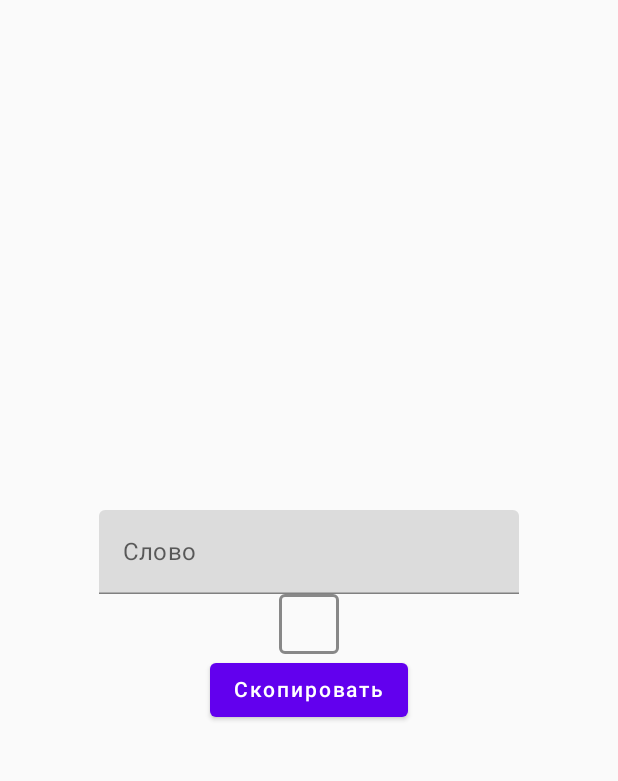
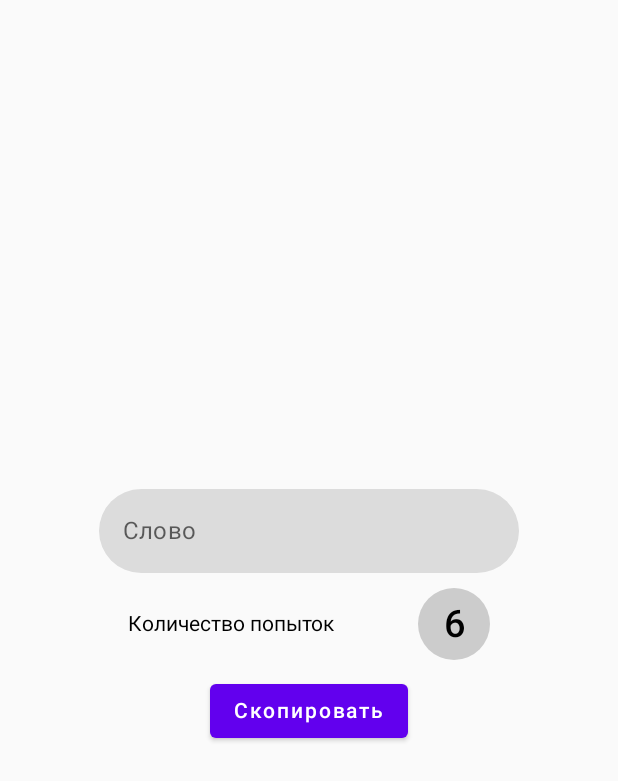
Before and after one commit to marat101/Words, an Android app built with Jetpack Compose: the screen it shows after launch (MainActivity), after a tap on "Скопировать", on a phone screen of 412 x 824 dp. Shown: the top 781 px of the screen. Run offline under Robolectric (Android 15) with nearby library versions, the phone set to English and light mode, and no system bars; our stand-ins replace Room's generated code.

Commit message:
Изменения в создании игры

```diff
--- a/app/src/main/java/ru/marat/words/MainActivity.kt
+++ b/app/src/main/java/ru/marat/words/MainActivity.kt
@@ -1,54 +1,43 @@
 package ru.marat.words
 
+import android.annotation.SuppressLint
 import android.os.Bundle
-import android.util.Log
 import android.widget.Toast
 import androidx.activity.ComponentActivity
 import androidx.activity.compose.setContent
-import androidx.compose.foundation.ExperimentalFoundationApi
-import androidx.compose.foundation.border
 import androidx.compose.foundation.layout.Arrangement
-import androidx.compose.foundation.layout.Box
 import androidx.compose.foundation.layout.Column
-import androidx.compose.foundation.layout.PaddingValues
-import androidx.compose.foundation.layout.fillMaxHeight
 import androidx.compose.foundation.layout.fillMaxSize
-import androidx.compose.foundation.layout.fillMaxWidth
-import androidx.compose.foundation.layout.height
-import androidx.compose.foundation.layout.width
-import androidx.compose.foundation.lazy.rememberLazyListState
-import androidx.compose.foundation.pager.HorizontalPager
-import androidx.compose.foundation.pager.PageSize
-import androidx.compose.foundation.pager.rememberPagerState
-import androidx.compose.foundation.shape.RoundedCornerShape
-import androidx.compose.foundation.text.KeyboardOptions
+import androidx.compose.foundation.shape.CircleShape
 import androidx.compose.material.Button
 import androidx.compose.material.Text
 import androidx.compose.material.TextField
-import androidx.compose.runtime.LaunchedEffect
+import androidx.compose.material.TextFieldDefaults
+import androidx.compose.runtime.mutableIntStateOf
 import androidx.compose.runtime.mutableStateOf
 import androidx.compose.runtime.remember
 import androidx.compose.ui.Alignment
 import androidx.compose.ui.Modifier
 import androidx.compose.ui.graphics.Color
+import androidx.compose.ui.platform.ClipboardManager
 import androidx.compose.ui.platform.LocalClipboardManager
-import androidx.compose.ui.platform.LocalConfiguration
 import androidx.compose.ui.text.AnnotatedString
-import androidx.compose.ui.text.input.KeyboardType
-import androidx.compose.ui.text.style.TextAlign
+import androidx.compose.ui.text.ExperimentalTextApi
+import androidx.compose.ui.text.UrlAnnotation
+import androidx.compose.ui.text.buildAnnotatedString
+import androidx.compose.ui.text.withAnnotation
 import androidx.compose.ui.unit.dp
-import androidx.compose.ui.unit.sp
 import androidx.lifecycle.viewmodel.compose.viewModel
+import ru.marat.words.network.WordsService
+import ru.marat.words.ui.game_creator_screen.NumberItem
 import ru.marat.words.ui.game_screen.GameScreen
 import ru.marat.words.ui.game_screen.GameViewModel
-import ru.marat.words.network.WordsService
 import ru.marat.words.ui.theme.WordsTheme
 import ru.marat.words.ui.utils.AESEncyption
 import ru.marat.words.ui.utils.checkLetters
-import ru.marat.words.ui.utils.removeSpaces
 
 class MainActivity : ComponentActivity() {
-    @OptIn(ExperimentalFoundationApi::class)
+    @SuppressLint("FrequentlyChangedStateReadInComposition")
     override fun onCreate(savedInstanceState: Bundle?) {
         super.onCreate(savedInstanceState)
         val word = mutableStateOf("")
@@ -61,10 +50,6 @@ class MainActivity : ComponentActivity() {
         val db = (applicationContext as App).db
 
         setContent {
-            val config = LocalConfiguration.current
-            val pagerState = rememberLazyListState(6)
-
-
             WordsTheme {
                 if (word.value.isNotBlank())
                     GameScreen(viewModel(initializer = {
@@ -77,79 +62,84 @@ class MainActivity : ComponentActivity() {
                 else {
                     Column(
                         Modifier.fillMaxSize(),
-                        verticalArrangement = Arrangement.Center,
+                        verticalArrangement = Arrangement.spacedBy(
+                            10.dp,
+                            Alignment.CenterVertically
+                        ),
                         horizontalAlignment = Alignment.CenterHorizontally
                     ) {
                         val wordState = remember { mutableStateOf("") }
-                        val countState = remember { mutableStateOf("") }
-                        val clipManager = LocalClipboardManager.current
+                        val countState = remember { mutableIntStateOf(6) }
+                        val isError = remember { mutableStateOf(false) }
+                        val clipBoardManager = LocalClipboardManager.current
                         TextField(value = wordState.value,
                             onValueChange = {
+                                isError.value = false
                                 wordState.value = it
                             },
+                            label = {
+                                Text(text = "Слово")
+                            },
+                            isError =isError.value,
+                            colors = TextFieldDefaults.textFieldColors(
+                                focusedIndicatorColor = Color.Transparent,
+                                unfocusedIndicatorColor = Color.Transparent,
+                                errorIndicatorColor = Color.Transparent
+                            ),
                             singleLine = true,
                             maxLines = 1,
-                            placeholder = {
-                                Text("Слово")
-                            })
-                        Box(modifier = Modifier
-                            .fillMaxWidth()
-                            .height(40.dp),
-                        contentAlignment = Alignment.Center) {
-//                            HorizontalPager(
-//                                modifier = Modifier.fillMaxSize(),
-//                                state =pagerState ,
-//                                pageSpacing = 10.dp,
-//                                pageSize = PageSize.Fixed(30.dp),
-//                                contentPadding = PaddingValues(horizontal = config.screenWidthDp.dp/1.7f)
-//                            ) {
-//                                Text(textAlign = TextAlign.Center,modifier = Modifier.fillMaxSize(),text = (it+1).toString(), fontSize = 25.sp)
-//                            }
-                            Box(modifier = Modifier
-                                .fillMaxHeight()
-                                .width(40.dp)
-                                .border(2.dp, Color.Gray, RoundedCornerShape(4.dp)))
-                        }
+                            shape = CircleShape,
+                            )
+//                        NumberItem(countState.value, onChange = {countState.value = it})
+                        val state = remember { mutableStateOf(false) }
+                        NumberItem(
+                            expanded = state.value,
+                            onDismiss = { state.value = false },
+                            onClick = { state.value = true },
+                            selected = countState.value,
+                            onChange = { countState.value = it })
                         Button(onClick = {
-                            val w = wordState.value.removeSpaces()
-                            when {
-                                (!w.checkLetters()) -> {
-                                    Toast.makeText(
-                                        this@MainActivity,
-                                        "Некорректные символы в слове",
-                                        Toast.LENGTH_LONG
-                                    ).show()
-                                    return@Button
-                                }
-
-                                w.length in 3..12 -> {
-                                    Toast.makeText(
-                                        this@MainActivity,
-                                        "В слове должно быть от 3 до 12 букв",
-                                        Toast.LENGTH_LONG
-                                    ).show()
-                                    return@Button
-                                }
-                            }
-
-                            val encrypted =
-                                AESEncyption.encrypt(wordState.value)?.replace("/", "%2F")
-                            clipManager.setText(AnnotatedString("poop.ru/${countState.value}/$encrypted"))
-                            Toast.makeText(
-                                this@MainActivity,
-                                "Скопировано",
-                                Toast.LENGTH_LONG
-                            ).show()
+                            createGame(wordState.value, countState.intValue, clipboardManager = clipBoardManager, onError =  { isError.value = true })
                         }) {
                             Text("Скопировать")
                         }
-                        LaunchedEffect(key1 = pagerState, block = {
-//                            Log.e("TAGTAG", pagerState.currentPage.toString())
-//                            countState.value = pagerState.currentPage.toString()
-                        })
                     }
                 }
             }
         }
     }
+
+    @OptIn(ExperimentalTextApi::class)
+    @SuppressLint("ServiceCast")
+    private fun createGame(word: String, count: Int, onError: () -> Unit,clipboardManager: ClipboardManager){
+        val w = word.replace("\\s".toRegex(), "")
+        if (!w.checkLetters()) {
+            onError()
+            Toast.makeText(
+                this@MainActivity,
+                "Некорректные символы в слове",
+                Toast.LENGTH_LONG
+            ).show()
+            return
+        }
+
+        if (w.length !in 3..12) {
+            onError()
+            Toast.makeText(
+                this@MainActivity,
+                "В слове должно быть от 3 до 12 букв",
+                Toast.LENGTH_LONG
+            ).show()
+            return
+        }
+        val encrypted =
+            AESEncyption.encrypt(word)?.replace("/", "%2F")
+        clipboardManager.setText(AnnotatedString("poop.ru/${count}/$encrypted"))
+        Toast.makeText(
+            this@MainActivity,
+            "Скопировано",
+            Toast.LENGTH_LONG
+        ).show()
+
+    }
 }
--- /dev/null
+++ b/app/src/main/java/ru/marat/words/ui/game_creator_screen/AttemtpsSelector.kt
@@ -0,0 +1,144 @@
+package ru.marat.words.ui.game_creator_screen
+
+import androidx.compose.foundation.ExperimentalFoundationApi
+import androidx.compose.foundation.background
+import androidx.compose.foundation.gestures.scrollBy
+import androidx.compose.foundation.layout.Arrangement
+import androidx.compose.foundation.layout.Box
+import androidx.compose.foundation.layout.PaddingValues
+import androidx.compose.foundation.layout.Row
+import androidx.compose.foundation.layout.Spacer
+import androidx.compose.foundation.layout.fillMaxSize
+import androidx.compose.foundation.layout.height
+import androidx.compose.foundation.layout.size
+import androidx.compose.foundation.layout.width
+import androidx.compose.foundation.lazy.LazyListState
+import androidx.compose.foundation.lazy.LazyRow
+import androidx.compose.foundation.lazy.rememberLazyListState
+import androidx.compose.foundation.shape.CircleShape
+import androidx.compose.material.DropdownMenu
+import androidx.compose.material.DropdownMenuItem
+import androidx.compose.material.Icon
+import androidx.compose.material.IconButton
+import androidx.compose.material.Text
+import androidx.compose.runtime.Composable
+import androidx.compose.runtime.LaunchedEffect
+import androidx.compose.runtime.remember
+import androidx.compose.ui.Alignment
+import androidx.compose.ui.Modifier
+import androidx.compose.ui.graphics.Color
+import androidx.compose.ui.platform.LocalConfiguration
+import androidx.compose.ui.platform.LocalDensity
+import androidx.compose.ui.res.painterResource
+import androidx.compose.ui.text.style.TextAlign
+import androidx.compose.ui.unit.DpOffset
+import androidx.compose.ui.unit.dp
+import androidx.compose.ui.unit.sp
+import kotlinx.coroutines.Dispatchers
+import kotlinx.coroutines.Job
+import kotlinx.coroutines.launch
+import ru.marat.words.R
+import ru.marat.words.ui.game_screen.weight
+
+
+@Composable
+@OptIn(ExperimentalFoundationApi::class)
+fun NumberItem(
+    expanded: Boolean,
+    onDismiss: () -> Unit,
+    onClick: () -> Unit,
+    selected: Int,
+    onChange: (Int) -> Unit
+) {
+
+    val conf = LocalConfiguration.current
+    Row(modifier = Modifier.width(conf.screenWidthDp.dp/ 1.5f),
+    verticalAlignment = Alignment.CenterVertically,
+    horizontalArrangement = Arrangement.Center) {
+        Text(text = "Количество попыток")
+        Spacer(modifier = Modifier.width(55.dp))
+        IconButton(modifier = Modifier.background(Color.LightGray, CircleShape),onClick = onClick) {
+            Text(
+                text = selected.toString(),
+                fontSize = 25.sp,
+                fontWeight = 600.weight,
+                color = Color.Black
+            )
+        }
+        DropdownMenu(offset = DpOffset(Int.MAX_VALUE.dp, 0.dp),modifier = Modifier.height((conf.screenHeightDp / 3).dp),expanded = expanded, onDismissRequest = onDismiss) {
+            repeat(19) {
+                DropdownMenuItem(onClick = {
+                    onChange(it + 2)
+                    onDismiss()
+                }) {
+                    Text(text = (it + 2).toString())
+                }
+            }
+        }
+    }
+}
+
+@Composable
+@OptIn(ExperimentalFoundationApi::class)
+fun NumberItem(count: Int, onChange: (Int) -> Unit) {
+    val config = LocalConfiguration.current
+    val listState = rememberLazyListState(6)
+    listState.ListAnimator(count, config.screenWidthDp / 2)
+    Row(
+        modifier = Modifier
+            .width(200.dp)
+            .height(40.dp),
+    ) {
+        IconButton(onClick = {
+            val prev = if (count - 1 > 2) count - 1 else count
+            onChange(prev)
+        }) {
+            Icon(painter = painterResource(id = R.drawable.arrow_left), contentDescription = "")
+        }
+        LazyRow(
+            modifier = Modifier.weight(1f),
+            state = listState,
+            contentPadding = PaddingValues(horizontal = (config.screenWidthDp / 2).dp),
+            horizontalArrangement = Arrangement.spacedBy(20.dp),
+            userScrollEnabled = false
+        ) {
+            items(count = 11) {
+                Text(
+                    textAlign = TextAlign.Center,
+                    modifier = Modifier.size(30.dp),
+                    text = (it + 2).toString(),
+                    fontSize = 25.sp,
+                    color = Color.Black
+                )
+            }
+        }
+        IconButton(onClick = {
+            val next = if (count + 1 < 12) count + 1 else count
+            onChange(next)
+        }) {
+            Icon(painter = painterResource(id = R.drawable.arrow_right), contentDescription = "")
+        }
+    }
+}
+
+@Composable
+fun LazyListState.ListAnimator(currentSelection: Int = 6, padding: Int) {
+    val density = LocalDensity.current
+    var job: Job? = remember { null }
+    var prevNum = remember { currentSelection - 2 }
+    val widthInPx = density.run { 30.dp.toPx() }
+
+    LaunchedEffect(key1 = currentSelection, block = {
+        job?.cancel()
+        job = launch(Dispatchers.Main) {
+            val listState = this@ListAnimator
+            val viewportSize = listState.layoutInfo.viewportSize
+            listState.animateScrollToItem(
+                currentSelection - 2,
+                (widthInPx / 2 - viewportSize.width / 2).toInt()
+            )
+        }
+        job?.join()
+        prevNum = currentSelection - 2
+    })
+}
--- a/app/src/main/java/ru/marat/words/ui/utils/Extension.kt
+++ b/app/src/main/java/ru/marat/words/ui/utils/Extension.kt
@@ -1,5 +1,6 @@
 package ru.marat.words.ui.utils
 
+import android.util.Log
 import ru.marat.words.ui.game_screen.components.Letters
 
 fun String.checkLetters(): Boolean {
@@ -11,9 +12,3 @@ fun String.checkLetters(): Boolean {
     }
     return true
 }
-
-fun String.removeSpaces(): String {
-    return buildString {
-        this.forEach { if (it.toString().isNotBlank()) append(it) }
-    }
-}
--- /dev/null
+++ b/app/src/main/res/drawable/arrow_left.xml
@@ -0,0 +1,5 @@
+<vector android:autoMirrored="true" android:height="24dp"
+    android:tint="#000000" android:viewportHeight="24"
+    android:viewportWidth="24" android:width="24dp" xmlns:android="http://schemas.android.com/apk/res/android">
+    <path android:fillColor="@android:color/white" android:pathData="M15.41,16.59L10.83,12l4.58,-4.59L14,6l-6,6 6,6 1.41,-1.41z"/>
+</vector>
--- /dev/null
+++ b/app/src/main/res/drawable/arrow_right.xml
@@ -0,0 +1,5 @@
+<vector android:autoMirrored="true" android:height="24dp"
+    android:tint="#000000" android:viewportHeight="24"
+    android:viewportWidth="24" android:width="24dp" xmlns:android="http://schemas.android.com/apk/res/android">
+    <path android:fillColor="@android:color/white" android:pathData="M8.59,16.59L13.17,12 8.59,7.41 10,6l6,6 -6,6 -1.41,-1.41z"/>
+</vector>
```
